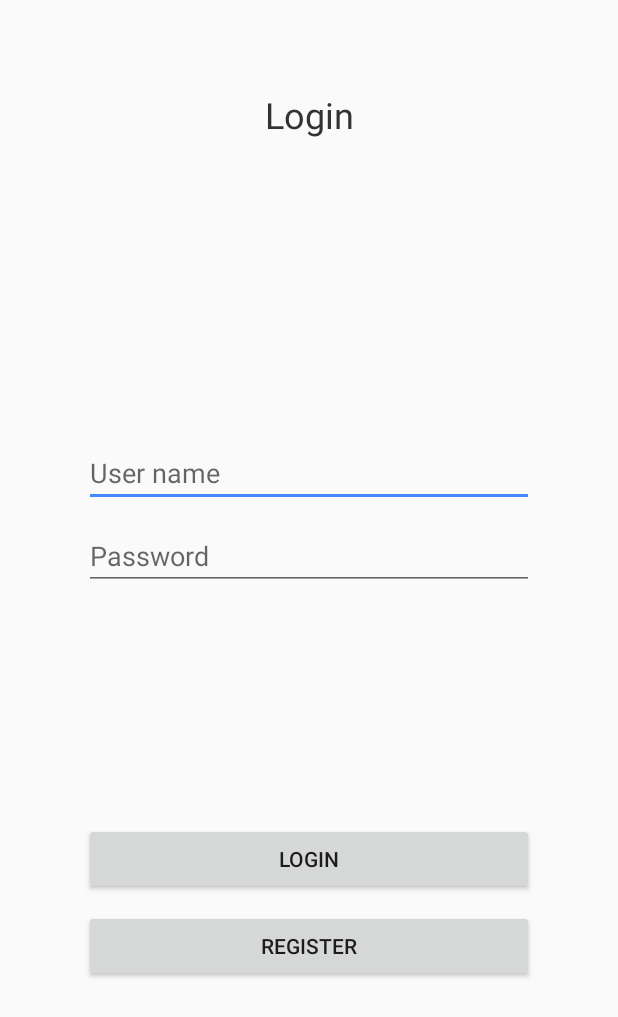
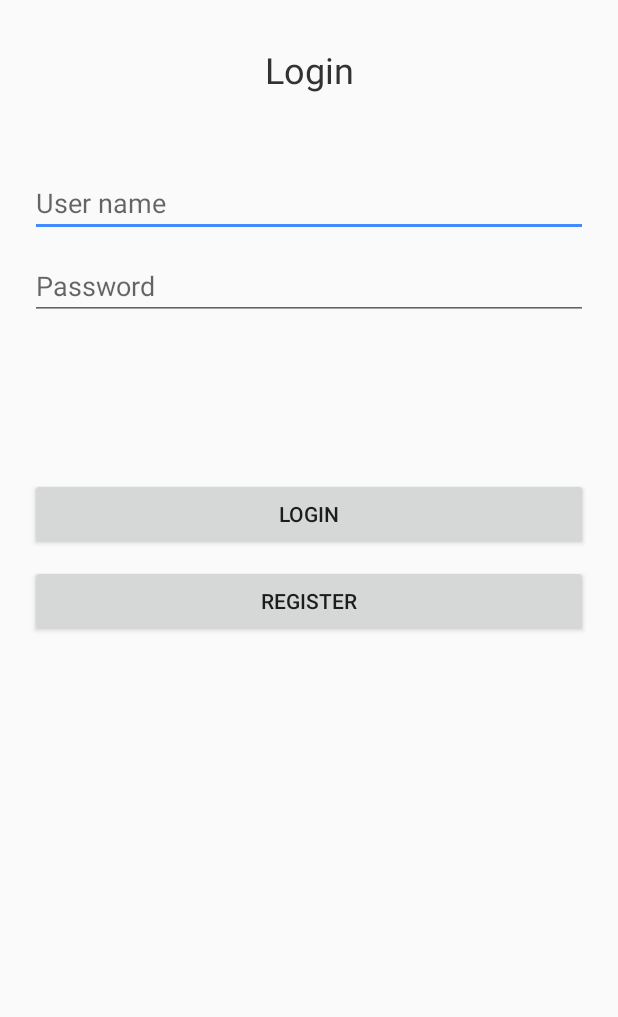
Before and after one commit to ArseniBarsegyan/ReminderAndroid, an Android app: the screen it shows after launch (LoginActivity), on a phone screen of 412 x 824 dp. Shown: the top 1017 px of the screen. Run offline under Robolectric (Android 15) with nearby library versions, the phone set to English and light mode, and no system bars.

Commit message:
UI fix for Login screen

```diff
--- a/app/src/main/res/layout/login_fragment.xml
+++ b/app/src/main/res/layout/login_fragment.xml
@@ -1,5 +1,6 @@
 <?xml version="1.0" encoding="utf-8"?>
 <android.support.constraint.ConstraintLayout
+    android:id="@+id/loginFragmentRootLayout"
     xmlns:android="http://schemas.android.com/apk/res/android"
     xmlns:app="http://schemas.android.com/apk/res-auto"
     android:layout_width="match_parent"
@@ -11,7 +12,7 @@
         android:textColor="@color/dark_text_color"
         android:layout_width="wrap_content"
         android:layout_height="wrap_content"
-        android:layout_marginTop="60dp"
+        android:layout_marginTop="30dp"
         android:text="@string/login"
         app:layout_constraintRight_toRightOf="parent"
         app:layout_constraintLeft_toLeftOf="parent"
@@ -19,10 +20,11 @@
 
     <EditText
         android:id="@+id/usernameEntry"
-        android:layout_width="wrap_content"
+        android:layout_width="match_parent"
         android:layout_height="wrap_content"
-        android:layout_marginTop="200dp"
-        android:width="300dp"
+        android:layout_marginTop="50dp"
+        android:layout_marginLeft="20dp"
+        android:layout_marginRight="20dp"
         android:hint="@string/user_name_hint"
         android:inputType="textPersonName"
         app:layout_constraintTop_toBottomOf="@+id/loginRegisterTitle"
@@ -31,9 +33,11 @@
 
     <EditText
         android:id="@+id/passwordEntry"
-        android:layout_width="wrap_content"
+        android:layout_width="match_parent"
         android:layout_height="wrap_content"
         android:layout_marginTop="10dp"
+        android:layout_marginLeft="20dp"
+        android:layout_marginRight="20dp"
         android:width="300dp"
         android:hint="@string/password_hint"
         android:inputType="textPassword"
@@ -43,10 +47,11 @@
 
     <EditText
         android:id="@+id/confirmPasswordEntry"
-        android:layout_width="wrap_content"
+        android:layout_width="match_parent"
         android:layout_height="wrap_content"
         android:layout_marginTop="10dp"
-        android:width="300dp"
+        android:layout_marginLeft="20dp"
+        android:layout_marginRight="20dp"
         android:visibility="invisible"
         android:hint="@string/confirm_password_hint"
         android:inputType="textPassword"
@@ -56,9 +61,11 @@
 
     <Button
         android:id="@+id/loginRegisterButton"
-        android:layout_width="300dp"
         android:layout_height="wrap_content"
-        android:layout_marginTop="100dp"
+        android:layout_width="match_parent"
+        android:layout_marginTop="50dp"
+        android:layout_marginLeft="20dp"
+        android:layout_marginRight="20dp"
         android:text="@string/login"
         app:layout_constraintRight_toRightOf="parent"
         app:layout_constraintLeft_toLeftOf="parent"
@@ -66,9 +73,11 @@
 
     <Button
         android:id="@+id/registerLinkButton"
-        android:layout_width="300dp"
         android:layout_height="wrap_content"
+        android:layout_width="match_parent"
         android:layout_marginTop="10dp"
+        android:layout_marginLeft="20dp"
+        android:layout_marginRight="20dp"
         android:text="@string/register"
         app:layout_constraintRight_toRightOf="parent"
         app:layout_constraintLeft_toLeftOf="parent"
```
